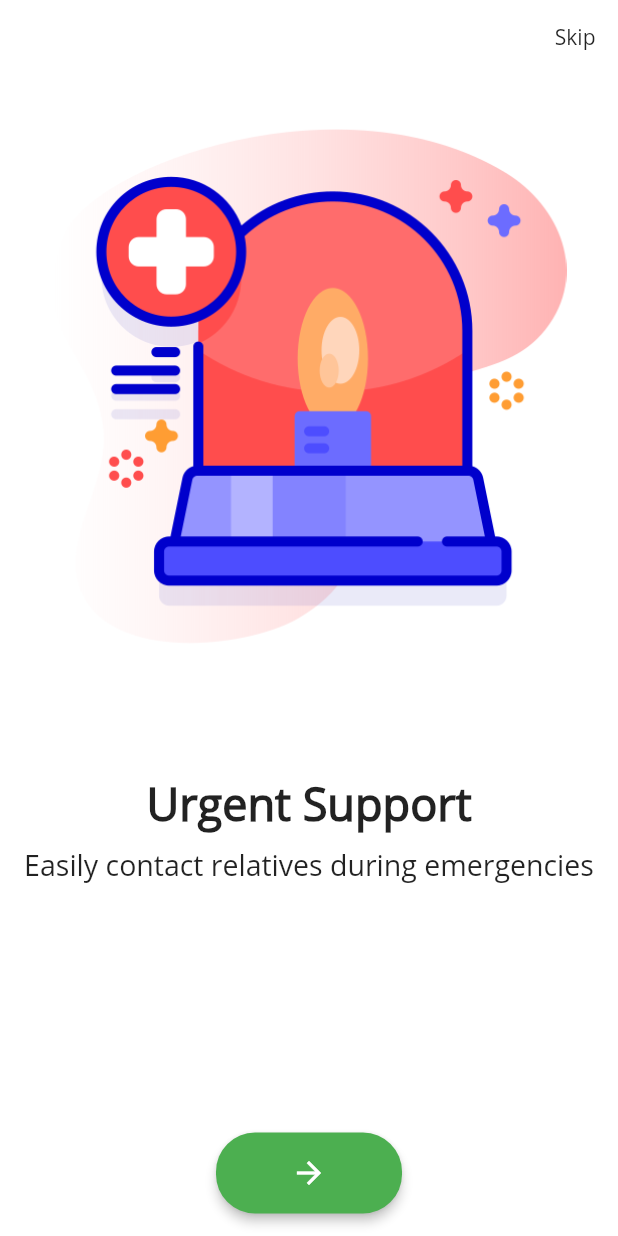
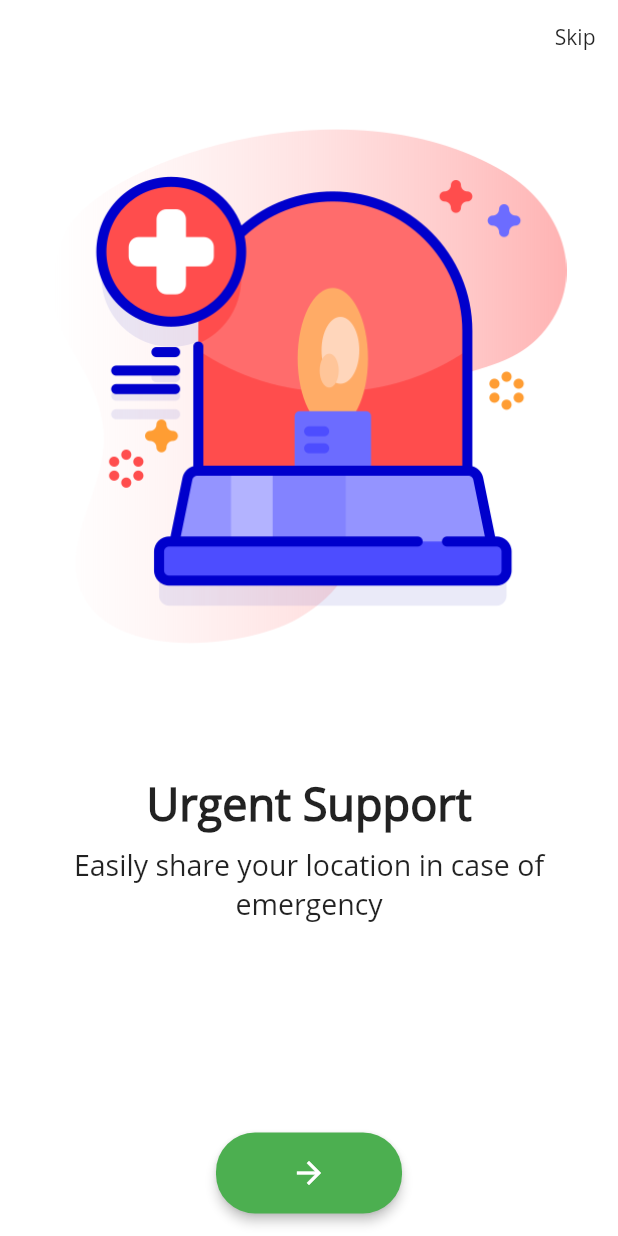
Before and after one commit to adarshbalu/elderly_app, a Flutter app: the screen it shows once a user with an empty profile is signed in, swiped to page 5, on a phone screen of 412 x 824 dp. Run offline on Flutter 3.47's test engine with Material 2 defaults, Android fonts, the phone set to English and light mode, and no system bars; our stand-ins replace auto_size_text, cloud_firestore, firebase_auth, firebase_storage, flutter_spinkit, font_awesome_flutter and 8 more; missing offline and left inert: firebase_ml_vision, flutter_android, flutter_downloader, flutter_material_pickers, flutter_sms, mlkit and 1 more; accounts and stored records are empty.

Commit message:
Completed on-boarding screen

```diff
--- a/lib/screens/home/home_screen.dart
+++ b/lib/screens/home/home_screen.dart
@@ -12,7 +12,6 @@ import 'package:flutter/services.dart';
 import 'package:font_awesome_flutter/font_awesome_flutter.dart';
 import 'package:elderly_app/widgets/home_screen_widgets.dart';
 import 'package:elderly_app/widgets/app_default.dart';
-import 'package:elderly_app/screens/loading/onBoarding_screen.dart';
 import 'package:elderly_app/others/functions.dart';
 import 'package:firebase_auth/firebase_auth.dart';
 import 'package:sweet_alert_dialogs/sweet_alert_dialogs.dart';
@@ -443,12 +442,6 @@ class _HomeScreenState extends State<HomeScreen> {
               ],
             ),
           )),
-      floatingActionButton: FloatingActionButton(
-        onPressed: () {
-          Navigator.push(
-              context, MaterialPageRoute(builder: (_) => OnBoardingScreen()));
-        },
-      ),
     );
   }
 
--- a/lib/screens/loading/onBoarding_screen.dart
+++ b/lib/screens/loading/onBoarding_screen.dart
@@ -33,27 +33,27 @@ class _OnBoardingScreenState extends State<OnBoardingScreen> {
       ImageCard(
         image: 'assets/images/medicines.png',
         title: 'Medicine Reminder',
-        caption: 'Reminds to take medicines on time',
+        caption: 'Take your medicines on time',
       ),
       ImageCard(
         image: 'assets/images/tracker.png',
         title: 'Health Tracker',
-        caption: 'Track health vitals and get suggestions',
+        caption: 'Track your important health vitals',
       ),
       ImageCard(
         image: 'assets/images/hospital.png',
         title: 'Locate Nearby Hospitals',
-        caption: 'Easily locate nearby Hospitals',
+        caption: 'Locates all nearby hospitals in 2 km radius',
       ),
       ImageCard(
         image: 'assets/images/appoinment.png',
         title: 'Appoinment Reminder',
-        caption: 'So that you don\'t miss out on important appointments',
+        caption: 'Helps keeping track of your doctor appointments',
       ),
       ImageCard(
         image: 'assets/images/urgent.png',
         title: 'Urgent Support',
-        caption: 'Easily contact relatives during emergencies',
+        caption: 'Easily share your location in case of emergency',
       ),
     ];
     return Scaffold(
```
